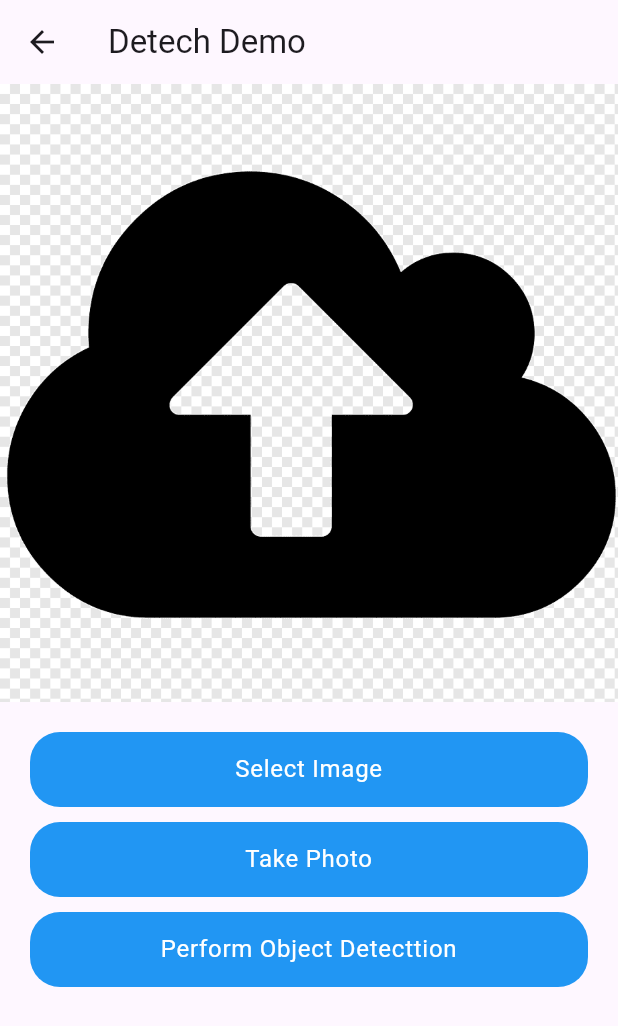
After one commit to nguyendai0208/FlutterObjectDetect, a Flutter app: the DetectDemoPage screen opened directly, on a phone screen of 412 x 824 dp. The commit adds this screen. Shown: the top 1026 px of the screen. Run offline on Flutter 3.47's test engine with Material 2 defaults, Android fonts, the phone set to English and light mode, and no system bars; our stand-ins replace flutter_speed_dial, image_picker; missing offline and left inert: flutter_vision.

Commit message:
integrate detect data

```diff
--- /dev/null
+++ b/lib/src/constants/image.dart
@@ -0,0 +1,3 @@
+class ImageConst {
+  static String uploadIcon = 'assets/images/upload-icon.png';
+}
--- /dev/null
+++ b/lib/src/controls/button.dart
@@ -0,0 +1,47 @@
+import 'package:flutter/material.dart';
+
+class DefaultButton extends StatelessWidget {
+  final String text;
+  final VoidCallback? onPress;
+  final Color? background;
+  final Color? textColor;
+  final double? radius;
+  final double? fontSize;
+  final EdgeInsets? padding;
+  final Size? minimumSize;
+  DefaultButton({Key? key, required this.text, this.background = const Color.fromRGBO(63, 63, 63, 1.0), this.textColor = Colors.white, this.onPress, this.radius = 5.0, this.fontSize, this.minimumSize = Size.zero, this.padding = const EdgeInsets.symmetric(vertical: 5, horizontal: 5)}) : super(key: key);
+
+  @override
+  Widget build(BuildContext context) {
+    return ElevatedButton(
+      style: ButtonStyle(
+        elevation: MaterialStateProperty.all<double>(0),
+        shape: MaterialStateProperty.all<RoundedRectangleBorder>(
+          RoundedRectangleBorder(
+            borderRadius: BorderRadius.circular(radius ?? 5.0),
+          ),
+        ),
+        minimumSize: MaterialStateProperty.all<Size>(minimumSize!),
+        backgroundColor: MaterialStateProperty.resolveWith<Color>(
+          (Set<MaterialState> states) {
+            if (states.contains(MaterialState.pressed)) {
+              return background!.withOpacity(0.9);
+            } else if (states.contains(MaterialState.disabled)) {
+              return background!.withOpacity(0.7);
+            }
+            return background!;
+          },
+        ),
+      ),
+      onPressed: onPress,
+      child: Padding(
+        padding: padding!,
+        child: Text(
+          text,
+          textAlign: TextAlign.center,
+          style: Theme.of(context).textTheme.bodyLarge?.copyWith(color: textColor, fontSize: fontSize),
+        ),
+      ),
+    );
+  }
+}
--- /dev/null
+++ b/lib/src/screens/detect-demo.dart
@@ -0,0 +1,187 @@
+import 'dart:developer';
+import 'dart:io';
+
+import 'package:flutter/material.dart';
+import 'package:flutter/services.dart';
+import 'package:flutter_application_1/src/controls/button.dart';
+import 'package:flutter_application_1/src/constants/image.dart';
+import 'package:flutter_application_1/src/detect_object.dart';
+import 'package:image_picker/image_picker.dart';
+import "package:collection/collection.dart";
+
+class DetectDemoPage extends StatefulWidget {
+  const DetectDemoPage({super.key});
+
+  @override
+  State<DetectDemoPage> createState() => _DetectDemoPageState();
+}
+
+class _DetectDemoPageState extends State<DetectDemoPage> {
+  final ImagePicker picker = ImagePicker();
+  File? imageFile;
+  List<MapEntry<dynamic, int>> yoloResult = [];
+  bool isLoaded = false;
+  bool isDetect = false;
+
+  Map<dynamic, int> xx = {};
+  final DetectObjectVision _detectObjectManager = DetectObjectVision();
+
+  @override
+  void initState() {
+    super.initState();
+    _detectObjectManager.loadModel();
+  }
+
+  _setFile(file) {
+    if (file != null) {
+      setState(() {
+        imageFile = File(file.path);
+        isDetect = false;
+      });
+    }
+  }
+
+  onSelectImage() async {
+    final XFile? file = await picker.pickImage(source: ImageSource.gallery);
+    _setFile(file);
+  }
+
+  onTakePhoto() async {
+    final XFile? file = await picker.pickImage(source: ImageSource.camera);
+    _setFile(file);
+  }
+
+  Future<void> _getObjectDetect() async {
+    yoloResult.clear();
+    List<MapEntry<dynamic, int>> results = [];
+    var data = await rootBundle.load("assets/images/demo-camera.jpg");
+    var img = data.buffer.asUint8List();
+    // Uint8List img = imageFile!.readAsBytesSync();
+    var image = await decodeImageFromList(img);
+
+    try {
+      final result = await _detectObjectManager.detectImage(
+          bytesList: img, imageHeight: image.height, imageWidth: image.width);
+      if (result.isNotEmpty) {
+        results = groupBy(result, (obj) => obj['tag'])
+            .map((key, value) => MapEntry(key, value.length))
+            .entries
+            .map((e) => MapEntry(e.key, e.value))
+            .toList();
+      }
+      setState(() {
+        yoloResult = results;
+        isDetect = true;
+      });
+    } on PlatformException {
+      print("ERR");
+    }
+  }
+
+  Widget renderImageDefault(BuildContext context) {
+    double width = MediaQuery.of(context).size.width;
+    if (imageFile != null) {
+      return Image.file(
+        File(imageFile!.path),
+        fit: BoxFit.fill,
+        height: width,
+        width: double.infinity,
+      );
+    }
+    return Image.asset(
+      ImageConst.uploadIcon,
+      height: width,
+      width: double.infinity,
+    );
+  }
+
+  @override
+  Widget build(BuildContext context) {
+    return Scaffold(
+        appBar: AppBar(
+          backgroundColor: Theme.of(context).cardTheme.color,
+          title: const Text('Detech Demo'),
+        ),
+        body: SingleChildScrollView(
+          child: Column(children: [
+            renderImageDefault(context),
+            Padding(
+              padding: const EdgeInsets.all(20),
+              child: Column(children: [
+                DefaultButton(
+                  text: 'Select Image',
+                  minimumSize: const Size.fromHeight(50),
+                  radius: 20,
+                  background: Colors.blue,
+                  onPress: () => onSelectImage(),
+                ),
+                const SizedBox(
+                  height: 10,
+                ),
+                DefaultButton(
+                    text: 'Take Photo',
+                    minimumSize: const Size.fromHeight(50),
+                    radius: 20,
+                    background: Colors.blue,
+                    onPress: () => onTakePhoto()),
+                const SizedBox(
+                  height: 10,
+                ),
+                DefaultButton(
+                  text: 'Perform Object Detecttion',
+                  minimumSize: const Size.fromHeight(50),
+                  radius: 20,
+                  background: !isDetect ? Colors.blue : Colors.grey,
+                  onPress: () => {
+                    if (imageFile != null && !isDetect) {_getObjectDetect()}
+                  },
+                ),
+                const SizedBox(
+                  height: 10,
+                ),
+                // Text('Success(Total: 7578ms - Model: 3110 ms)')
+              ]),
+            ),
+            if (yoloResult.isEmpty && isDetect)
+            const Text('Not found data!'),
+            if (yoloResult.isNotEmpty)
+              DataTable(
+                  columns: const <DataColumn>[
+                    DataColumn(
+                      label: Expanded(
+                        child: Text(
+                          '#',
+                          style: TextStyle(fontStyle: FontStyle.italic),
+                        ),
+                      ),
+                    ),
+                    DataColumn(
+                      label: Expanded(
+                        child: Text(
+                          'Category',
+                          style: TextStyle(fontStyle: FontStyle.italic),
+                        ),
+                      ),
+                    ),
+                    DataColumn(
+                      label: Expanded(
+                        child: Text(
+                          'Count',
+                          style: TextStyle(fontStyle: FontStyle.italic),
+                        ),
+                      ),
+                    ),
+                  ],
+                  rows: yoloResult.mapIndexed((index, e) {
+                    return DataRow(
+                      cells: <DataCell>[
+                        DataCell(Text('$index')),
+                        DataCell(Text('${e.key ?? ''}')),
+                        DataCell(Text('${e.value}')),
+                      ],
+                    );
+                  }).toList())
+          ]),
+        ));
+  }
+}
--- a/lib/src/yolo_image_v8.dart
+++ b/lib/src/yolo_image_v8.dart
@@ -3,6 +3,7 @@ import 'dart:typed_data';
 import 'dart:core';
 
 import 'package:flutter/material.dart';
+import 'package:flutter/services.dart';
 import 'package:flutter_application_1/src/detect_object.dart';
 import 'package:image_picker/image_picker.dart';
 
@@ -92,7 +93,9 @@ class _YoloImageV8State extends State<YoloImageV8> {
 
   yoloOnImage() async {
     yoloResults.clear();
-    Uint8List byte = await imageFile!.readAsBytes();
+    var data = await rootBundle.load("assets/images/demo-camera.jpg");
+    var byte = data.buffer.asUint8List();
+
     final image = await decodeImageFromList(byte);
     imageHeight = image.height;
     imageWidth = image.width;
--- a/pubspec.yaml
+++ b/pubspec.yaml
@@ -68,6 +68,7 @@ flutter:
     - assets/best_yolov8s_080923_float32.tflite
     - assets/labels.txt
     - assets/classes.txt
+    - assets/images/
   #   - images/a_dot_ham.jpeg
 
   # An image asset can refer to one or more resolution-specific "variants", see
```
Also changed, not shown: assets/images/upload-icon.png (added).
